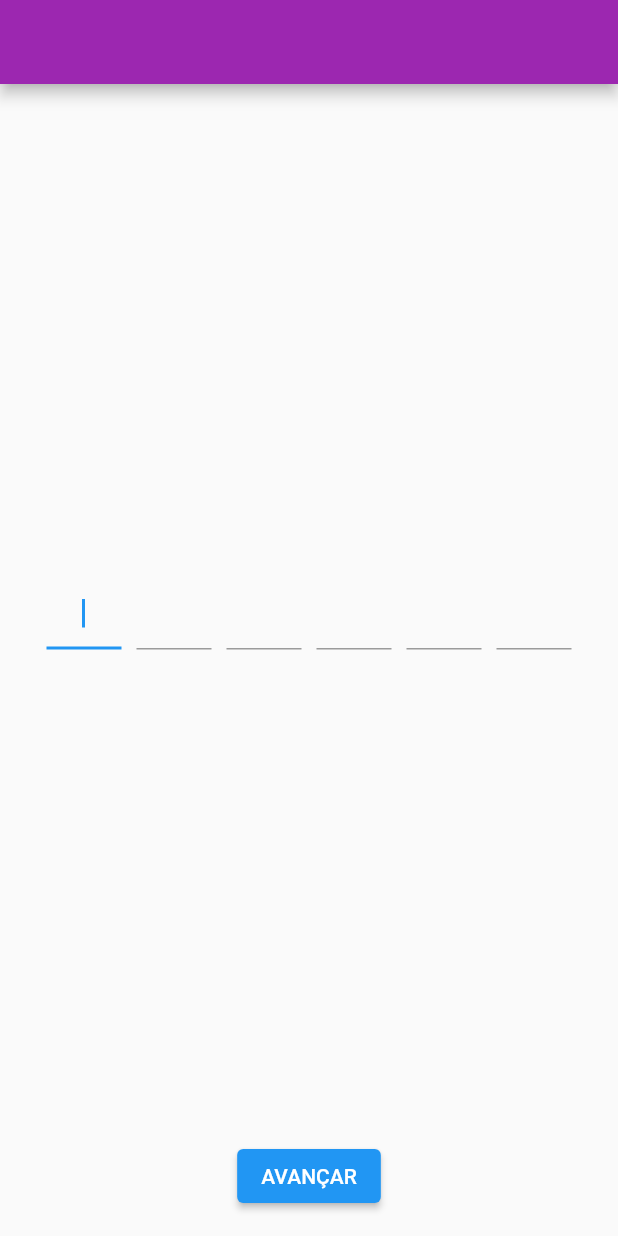
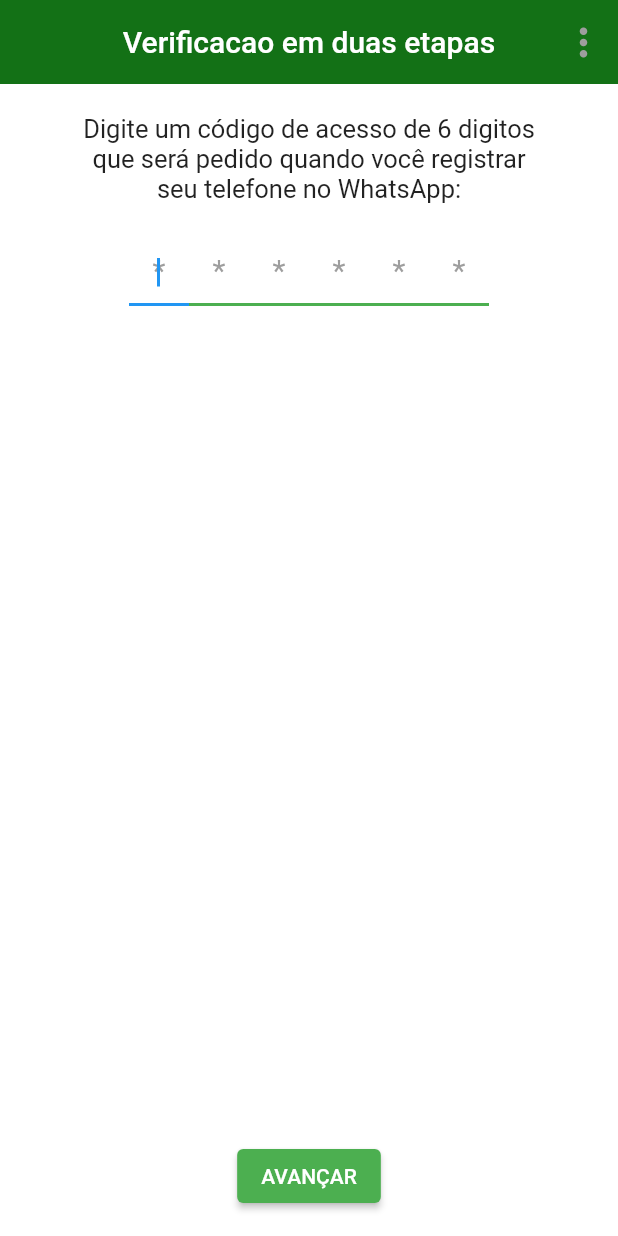
Before and after one commit to adrianoaraujo0/page_validacao_de_numero, a Flutter app: the screen it shows after launch, on a phone screen of 412 x 824 dp. Run offline on Flutter 3.47's test engine with Material 2 defaults, Android fonts, the phone set to English and light mode, and no system bars.

Commit message:
estilo adicionado

```diff
--- a/lib/main.dart
+++ b/lib/main.dart
@@ -22,11 +22,37 @@ class HomePage extends StatelessWidget {
   @override
   Widget build(BuildContext context) {
     return Scaffold(
-      appBar: AppBar(backgroundColor: Colors.purple),
+      backgroundColor: Colors.white,
+      appBar: AppBar(
+        backgroundColor: const Color.fromARGB(255, 19, 113, 22), elevation: 0,
+        centerTitle: true,
+        title: const Text(
+          "Verificacao em duas etapas",
+          style: TextStyle(
+            color: Colors.white
+          ),
+        ),
+        actions: const [
+         Padding(
+           padding: EdgeInsets.all(8.0),
+           child: Icon(Icons.more_vert, color: Colors.grey, size: 30,),
+         )
+        ],
+      ),
       body: Center(
         child: Column(
-          mainAxisAlignment: MainAxisAlignment.center,
+          mainAxisAlignment: MainAxisAlignment.start,
           children: [
+            Container(
+              padding: const EdgeInsets.all(20),
+              child: const Text(
+                "Digite um código de acesso de 6 digitos \n"
+                "que será pedido quando você registrar \n"
+                "seu telefone no WhatsApp:",
+              textAlign: TextAlign.center,
+              style: TextStyle(fontSize: 17, fontWeight: FontWeight.w400),
+              ),
+            ),
             Row(
               mainAxisAlignment: MainAxisAlignment.center,
               children: [
@@ -37,7 +63,12 @@ class HomePage extends StatelessWidget {
           ],
         ),
       ),
-      floatingActionButton:  ElevatedButton(onPressed: (() {}), child: const Text("AVANÇAR")),
+      floatingActionButton:
+      ElevatedButton(
+        onPressed: (() {}),
+        style: ElevatedButton.styleFrom(backgroundColor: Colors.green),
+        child: const Text("AVANÇAR"),
+      ),
       floatingActionButtonLocation: FloatingActionButtonLocation.centerFloat,
     );
   }
@@ -105,10 +136,17 @@ class HomePage extends StatelessWidget {
 
     ControllerHome controllerHome = ControllerHome();
 
-      return Container(
-      margin: const EdgeInsets.symmetric(horizontal: 5),
-      width: 50,
+      return SizedBox(
+      // margin: const EdgeInsets.symmetric(horizontal: 5),
+      width: 40,
       child: TextField(
+        decoration: const InputDecoration(
+          hintText: "*",
+          hintStyle: TextStyle(fontSize: 20, color: Colors.grey),
+          enabledBorder: UnderlineInputBorder(
+            borderSide: BorderSide(color: Colors.green, width: 2),
+          )
+        ),
         controller: controller,
         textAlign: TextAlign.center,
         keyboardType: TextInputType.number,
```
